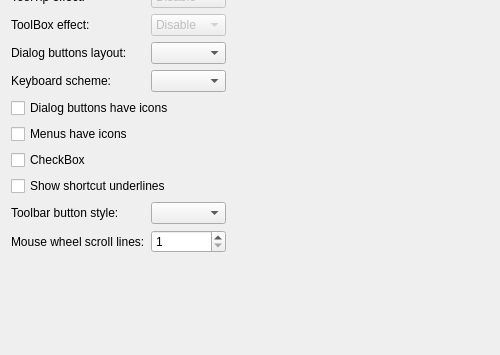
The window that src/qt5ct/interfacepage.ui (desktop-app/qt5ct) describes before a commit, drawn with Qt 5; both pictures show x 0 to 500 and y 191 to 546 of the 500 by 546 pixel window.
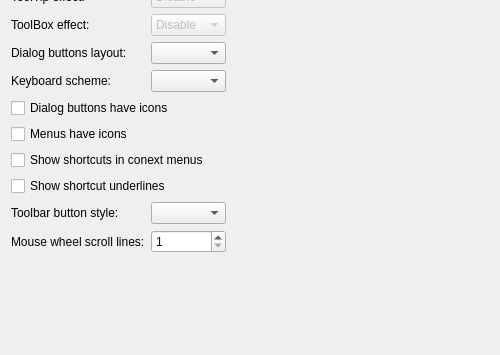
The same window after the commit.

The edit to the form file:
```diff
--- a/src/qt5ct/interfacepage.ui
+++ b/src/qt5ct/interfacepage.ui
@@ -263,7 +263,7 @@
      <item row="12" column="0" colspan="2">
       <widget class="QCheckBox" name="showShortcutsInMenusCheckBox">
        <property name="text">
-        <string>CheckBox</string>
+        <string>Show shortcuts in conext menus</string>
        </property>
       </widget>
      </item>
```
